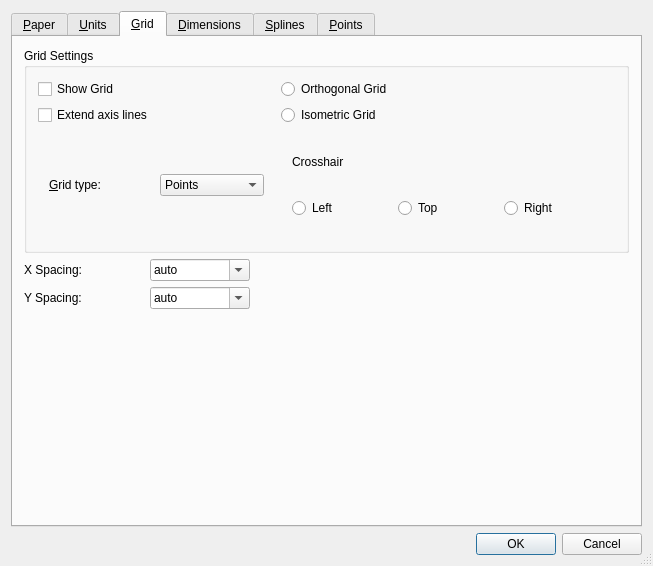
Old version of the form librecad/src/ui/dialogs/settings/options_drawing/qg_dlgoptionsdrawing.ui in the repository LibreCAD/LibreCAD.
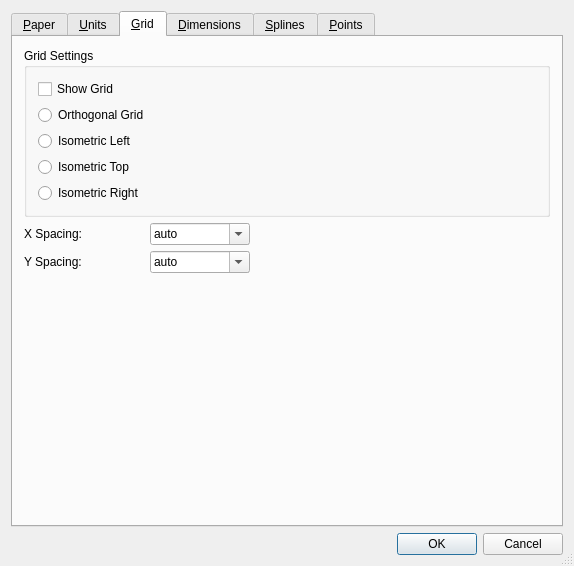
New version of the form. The open tabs and pages were chosen to show the change. Icons and pictures are not drawn. Custom widgets are drawn as their Qt base class.

Commit message: grid related, ortho and isometric, points, lines, rendering, settings dialogs

```diff
--- a/librecad/src/ui/dialogs/settings/options_drawing/qg_dlgoptionsdrawing.ui
+++ b/librecad/src/ui/dialogs/settings/options_drawing/qg_dlgoptionsdrawing.ui
@@ -6,8 +6,8 @@
    <rect>
     <x>0</x>
     <y>0</y>
-    <width>653</width>
-    <height>556</height>
+    <width>556</width>
+    <height>551</height>
    </rect>
   </property>
   <property name="windowTitle">
@@ -582,85 +582,36 @@
           <string>Grid Settings</string>
          </property>
          <layout class="QGridLayout" name="gridLayout_7">
-          <item row="0" column="0">
-           <widget class="QCheckBox" name="cbGridOn">
-            <property name="text">
-             <string>Show Grid</string>
+          <item row="3" column="0">
+           <widget class="QRadioButton" name="rbIsoLeft">
+            <property name="sizePolicy">
+             <sizepolicy hsizetype="Minimum" vsizetype="Preferred">
+              <horstretch>0</horstretch>
+              <verstretch>0</verstretch>
+             </sizepolicy>
             </property>
-           </widget>
-          </item>
-          <item row="1" column="0">
-           <widget class="QCheckBox" name="cbExtendAxisLines">
+            <property name="minimumSize">
+             <size>
+              <width>80</width>
+              <height>0</height>
+             </size>
+            </property>
+            <property name="toolTip">
+             <string>Left crosshair with isometric grid</string>
+            </property>
             <property name="text">
-             <string>Extend axis lines</string>
+             <string>Isometric Left</string>
             </property>
            </widget>
           </item>
           <item row="2" column="0">
-           <widget class="QWidget" name="widget" native="true">
-            <property name="sizePolicy">
-             <sizepolicy hsizetype="MinimumExpanding" vsizetype="MinimumExpanding">
-              <horstretch>0</horstretch>
-              <verstretch>0</verstretch>
-             </sizepolicy>
-            </property>
-            <property name="minimumSize">
-             <size>
-              <width>0</width>
-              <height>0</height>
-             </size>
-            </property>
-            <property name="maximumSize">
-             <size>
-              <width>16777215</width>
-              <height>16777215</height>
-             </size>
-            </property>
-            <layout class="QGridLayout" name="gridLayout_12">
-             <item row="0" column="0">
-              <widget class="QLabel" name="lGridType">
-               <property name="text">
-                <string>&amp;Grid type:</string>
-               </property>
-               <property name="wordWrap">
-                <bool>false</bool>
-               </property>
-               <property name="buddy">
-                <cstring>cbGridType</cstring>
-               </property>
-              </widget>
-             </item>
-             <item row="0" column="1">
-              <widget class="QComboBox" name="cbGridType">
-               <property name="minimumSize">
-                <size>
-                 <width>100</width>
-                 <height>0</height>
-                </size>
-               </property>
-               <property name="editable">
-                <bool>false</bool>
-               </property>
-               <property name="currentIndex">
-                <number>0</number>
-               </property>
-               <item>
-                <property name="text">
-                 <string>Points</string>
-                </property>
-               </item>
-               <item>
-                <property name="text">
-                 <string>Lines</string>
-                </property>
-               </item>
-              </widget>
-             </item>
-            </layout>
-           </widget>
-          </item>
-          <item row="0" column="1">
            <widget class="QRadioButton" name="rbOrthogonalGrid">
+            <property name="minimumSize">
+             <size>
+              <width>80</width>
+              <height>0</height>
+             </size>
+            </property>
             <property name="toolTip">
              <string>Use orthogonal grid</string>
             </property>
@@ -672,126 +623,55 @@
             </property>
            </widget>
           </item>
-          <item row="1" column="1">
-           <widget class="QRadioButton" name="rbIsometricGrid">
+          <item row="4" column="0">
+           <widget class="QRadioButton" name="rbIsoTop">
+            <property name="sizePolicy">
+             <sizepolicy hsizetype="Minimum" vsizetype="Preferred">
+              <horstretch>0</horstretch>
+              <verstretch>0</verstretch>
+             </sizepolicy>
+            </property>
+            <property name="minimumSize">
+             <size>
+              <width>80</width>
+              <height>0</height>
+             </size>
+            </property>
             <property name="toolTip">
              <string>Use isometric grid</string>
             </property>
             <property name="text">
-             <string>Isometric Grid</string>
+             <string>Isometric Top</string>
             </property>
-            <property name="autoExclusive">
-             <bool>false</bool>
+           </widget>
+          </item>
+          <item row="1" column="0">
+           <widget class="QCheckBox" name="cbGridOn">
+            <property name="text">
+             <string>Show Grid</string>
             </property>
            </widget>
           </item>
-          <item row="2" column="1">
-           <widget class="QWidget" name="widget" native="true">
+          <item row="5" column="0">
+           <widget class="QRadioButton" name="rbIsoRight">
             <property name="sizePolicy">
-             <sizepolicy hsizetype="MinimumExpanding" vsizetype="Minimum">
+             <sizepolicy hsizetype="MinimumExpanding" vsizetype="Preferred">
               <horstretch>0</horstretch>
               <verstretch>0</verstretch>
              </sizepolicy>
             </property>
             <property name="minimumSize">
              <size>
-              <width>0</width>
+              <width>80</width>
               <height>0</height>
              </size>
             </property>
-            <property name="maximumSize">
-             <size>
-              <width>350</width>
-              <height>16777215</height>
-             </size>
+            <property name="toolTip">
+             <string>Right crosshair with isometric grid</string>
             </property>
-            <layout class="QGridLayout" name="gridLayout_6">
-             <item row="1" column="0">
-              <widget class="QRadioButton" name="rbCrosshairLeft">
-               <property name="sizePolicy">
-                <sizepolicy hsizetype="Minimum" vsizetype="Preferred">
-                 <horstretch>0</horstretch>
-                 <verstretch>0</verstretch>
-                </sizepolicy>
-               </property>
-               <property name="minimumSize">
-                <size>
-                 <width>100</width>
-                 <height>0</height>
-                </size>
-               </property>
-               <property name="toolTip">
-                <string>Left crosshair with isometric grid</string>
-               </property>
-               <property name="text">
-                <string>Left</string>
-               </property>
-              </widget>
-             </item>
-             <item row="1" column="1">
-              <widget class="QRadioButton" name="rbCrosshairTop">
-               <property name="sizePolicy">
-                <sizepolicy hsizetype="Minimum" vsizetype="Preferred">
-                 <horstretch>0</horstretch>
-                 <verstretch>0</verstretch>
-                </sizepolicy>
-               </property>
-               <property name="minimumSize">
-                <size>
-                 <width>100</width>
-                 <height>0</height>
-                </size>
-               </property>
-               <property name="toolTip">
-                <string>Top crosshair with isometric grid</string>
-               </property>
-               <property name="text">
-                <string>Top</string>
-               </property>
-              </widget>
-             </item>
-             <item row="1" column="2">
-              <widget class="QRadioButton" name="rbCrosshairRight">
-               <property name="sizePolicy">
-                <sizepolicy hsizetype="MinimumExpanding" vsizetype="Preferred">
-                 <horstretch>0</horstretch>
-                 <verstretch>0</verstretch>
-                </sizepolicy>
-               </property>
-               <property name="minimumSize">
-                <size>
-                 <width>100</width>
-                 <height>0</height>
-                </size>
-               </property>
-               <property name="toolTip">
-                <string>Right crosshair with isometric grid</string>
-               </property>
-               <property name="text">
-                <string>Right</string>
-               </property>
-              </widget>
-             </item>
-             <item row="0" column="0" colspan="3">
-              <widget class="QLabel" name="lCrosshair">
-               <property name="sizePolicy">
-                <sizepolicy hsizetype="Minimum" vsizetype="Preferred">
-                 <horstretch>0</horstretch>
-                 <verstretch>0</verstretch>
-                </sizepolicy>
-               </property>
-               <property name="minimumSize">
-                <size>
-                 <width>70</width>
-                 <height>0</height>
-                </size>
-               </property>
-               <property name="text">
-                <string>Crosshair</string>
-               </property>
-              </widget>
-             </item>
-            </layout>
+            <property name="text">
+             <string>Isometric Right</string>
+            </property>
            </widget>
           </item>
          </layout>
@@ -904,7 +784,7 @@
          </property>
          <property name="sizeHint" stdset="0">
           <size>
-           <width>228</width>
+           <width>0</width>
            <height>20</height>
           </size>
          </property>
@@ -918,7 +798,7 @@
          <property name="sizeHint" stdset="0">
           <size>
            <width>20</width>
-           <height>71</height>
+           <height>0</height>
           </size>
          </property>
         </spacer>
```
Left out of the diff: 330 changed lines with no effect on the pictures. The commit also changes 29 other files.
